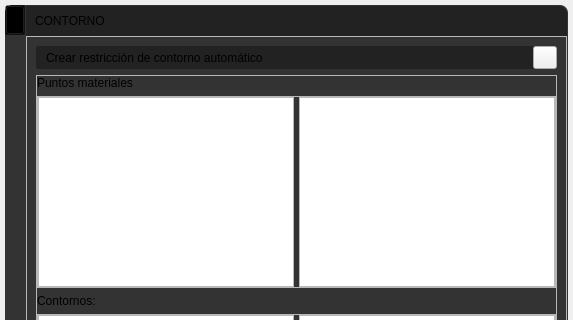
Above: UI/widget_draw_menu_execute.ui from edwinar13/MPM-UN before the change; both pictures show x 0 to 573 and y 0 to 320 of the 573 by 809 pixel window. Below: the same form after it.
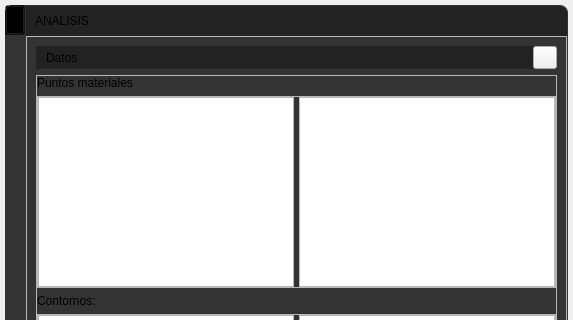
That is the form after the change. Icons and pictures are not drawn.

Commit message: v0.9.5 Se implementa el motor de procesamiento MPM-UN (León, 2019), con la funcionalidad de análisis de una viga empotrada. Se agrega la vista de resultados con opciones de ver la animación, graficas o trabas de los resultados.

The edit to the form file:
```diff
--- a/UI/widget_draw_menu_execute.ui
+++ b/UI/widget_draw_menu_execute.ui
@@ -901,7 +901,7 @@
             <item>
              <widget class="QLabel" name="label_cardExecuteTitle">
               <property name="text">
-               <string>CONTORNO</string>
+               <string>ANÁLISIS</string>
               </property>
               <property name="QLabelStyle" stdset="0">
                <number>1</number>
@@ -966,7 +966,7 @@
                   </size>
                  </property>
                  <property name="text">
-                  <string>Crear restricción de contorno automático</string>
+                  <string>Datos</string>
                  </property>
                  <property name="QLabelStyle" stdset="0">
                   <number>2</number>
```
The commit also changes 82 other files.
